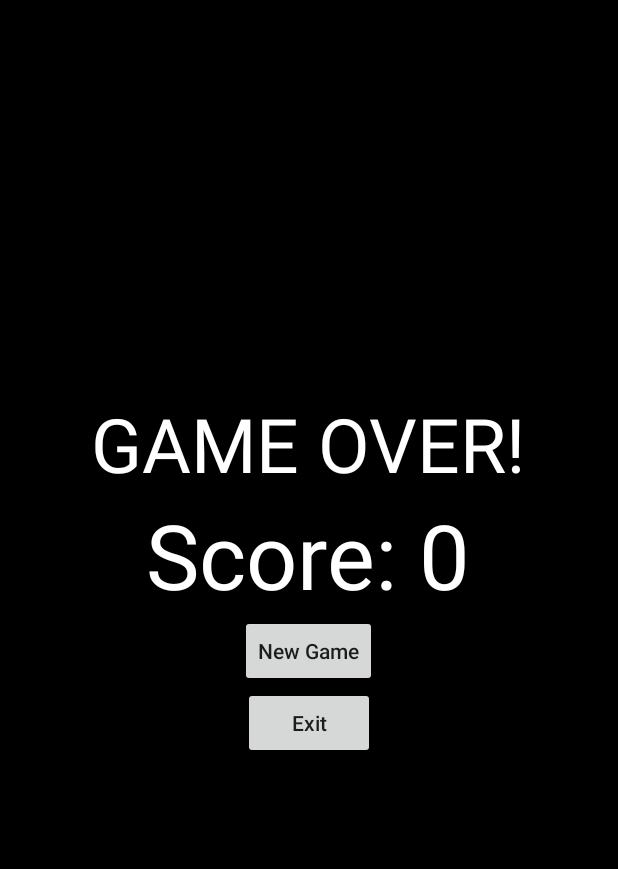
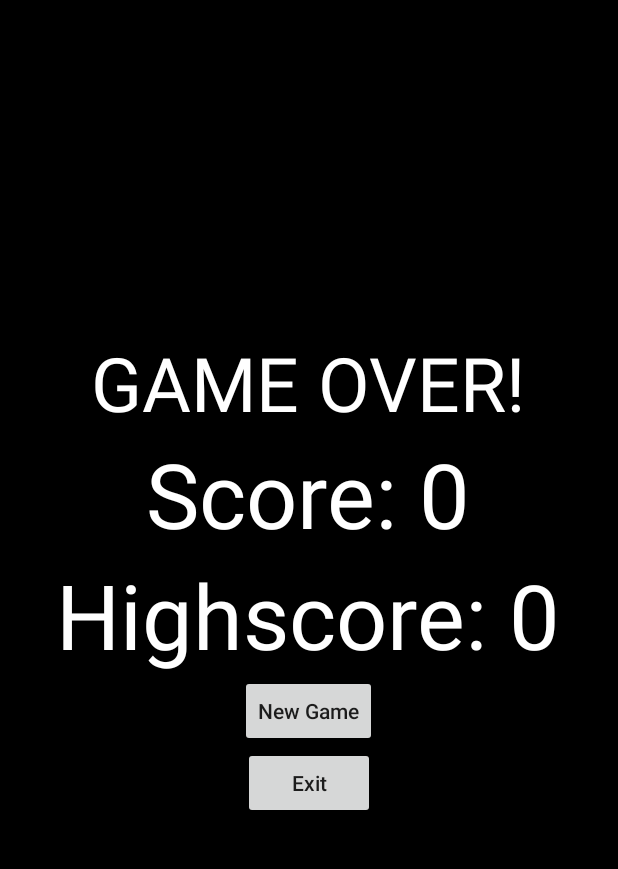
Before and after one commit to Darrenhal/GameHub, an Android app: the SnakeGameOver screen opened directly, with no data from a screen before it, on a phone screen of 412 x 824 dp, the part 84-953 px from its top. Run offline under Robolectric (Android 15) with nearby library versions, the phone set to English and light mode, and no system bars; 2 statements that could not run were skipped.

Commit message:
Snake: Added Highscore Function + new Background Music

```diff
--- a/app/src/main/java/com/gamehub/Snake/SnakeGameOver.java
+++ b/app/src/main/java/com/gamehub/Snake/SnakeGameOver.java
@@ -11,6 +11,8 @@ import android.widget.TextView;
 
 import com.gamehub.R;
 
+import org.w3c.dom.Text;
+
 public class SnakeGameOver extends Activity {
 
     protected void onCreate(Bundle savedInstanceState) {
@@ -18,9 +20,13 @@ public class SnakeGameOver extends Activity {
         setContentView(R.layout.activity_snake_gameover);
 
         TextView scoreLabel = (TextView) findViewById(R.id.scoreLabel);
+        TextView highScoreLabel = (TextView) findViewById(R.id.highscoreLabel);
 
-        int endScore = getIntent().getIntExtra("Score: ", 0);
+        Bundle extras = getIntent().getExtras();
+        int endScore = extras.getInt("score", 0);
+        int highScore = extras.getInt("highScore", 0);
         scoreLabel.setText("Score: "+ endScore);
+        highScoreLabel.setText("Highscore: "+ highScore);
     }
 
     public void newGame(View view){
--- a/app/src/main/res/layout/activity_snake_gameover.xml
+++ b/app/src/main/res/layout/activity_snake_gameover.xml
@@ -24,6 +24,14 @@
         android:textSize="60sp"
         android:textColor="#FFFFFF"/>
 
+    <TextView
+        android:id="@+id/highscoreLabel"
+        android:layout_width="wrap_content"
+        android:layout_height="wrap_content"
+        android:text=""
+        android:textSize="60sp"
+        android:textColor="#FFFFFF"/>
+
     <Button
         android:layout_width="wrap_content"
         android:layout_height="wrap_content"
```
Also changed, not shown: app/src/main/java/com/gamehub/Snake/SnakeEngine.java (+17 -1 lines).
